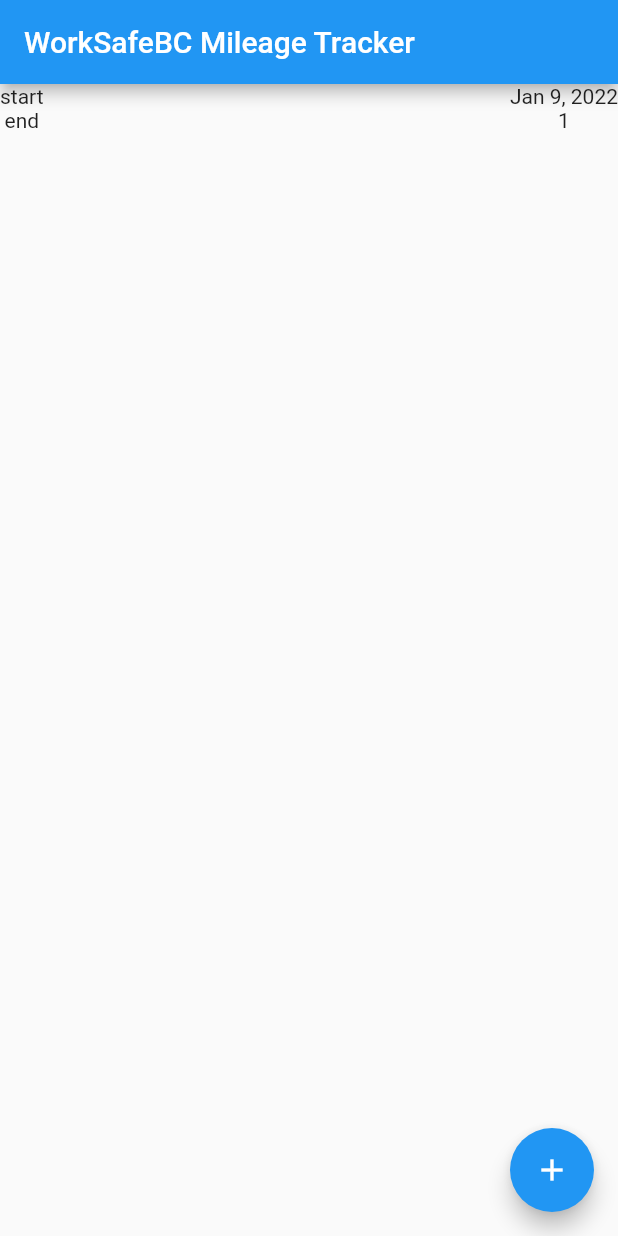
After one commit to SheaJanke/Mileage-Tracker, a Flutter app: the screen it shows after launch, after a tap on the "add" icon, on a phone screen of 412 x 824 dp. The commit adds this screen. Run offline on Flutter 3.47's test engine with Material 2 defaults, Android fonts, the light colour scheme and no system bars.

Commit message:
Starting to create trip list.

```diff
--- a/lib/DataTypes/trip.dart
+++ b/lib/DataTypes/trip.dart
@@ -4,9 +4,10 @@
 class Trip {
   DateTime _date;
   int _startKm, _endKm;
+  String _startAddress, _endAddress;
   TripReason _reason;
 
-  Trip(this._date, this._startKm, this._endKm, this._reason);
+  Trip(this._date, this._startKm, this._endKm, this._startAddress, this._endAddress, this._reason);
 
   int calcTripDistance() {
     return _endKm - _startKm;
@@ -36,6 +37,22 @@
     return _endKm;
   }
 
+  void setStartAddress(String startAddress) {
+    _startAddress = startAddress;
+  }
+
+  String getStartAddress() {
+    return _startAddress;
+  }
+
+  void setEndAddress(String endAddress) {
+    _endAddress = endAddress;
+  }
+
+  String getEndAddress() {
+    return _endAddress;
+  }
+
   void setReason(TripReason reason) {
     _reason = reason;
   }
@@ -54,6 +71,8 @@
       'startKm': _startKm,
       'endKm': _endKm,
       'reason': _reason.toString(),
+      'startAddress': _startAddress,
+      'endAddress': _endAddress,
     };
   }
 
@@ -61,5 +80,7 @@
     : _date = DateTime.parse(json['date']),
     _startKm = json['startKm'],
     _endKm = json['endKm'],
+    _startAddress = json['startAddress'],
+    _endAddress = json['endAddress'],
     _reason = TripReason.values.firstWhere((e) => e.toString() == json['reason']);
 }
--- a/lib/Pages/trip_list_page.dart
+++ b/lib/Pages/trip_list_page.dart
@@ -2,6 +2,7 @@
 import 'package:mileage_tracker/DataTypes/trip.dart';
 import 'package:mileage_tracker/DataTypes/trip_list.dart';
 import 'package:mileage_tracker/DataTypes/trip_reasons.dart';
+import 'package:mileage_tracker/Widgets/trip_list_widget.dart';
 import 'package:mileage_tracker/storage_manager.dart';
 
 class TripListPage extends StatefulWidget {
@@ -18,7 +19,6 @@
   void initState() {
     super.initState();
     StorageManager.getTripList().then((tripList) {
-      print('Finished loading');
       setState(() {
         _tripList = TripList(tripList);
       });
@@ -31,19 +31,20 @@
       appBar: AppBar(
         title: const Text('WorkSafeBC Mileage Tracker'),
       ),
-      body: (_tripList != null) ? ListView.builder(
-          itemCount: _tripList!.getNumTrips(),
-          itemBuilder: (BuildContext context, int index) {
-            return Text(_tripList!.getTripAtIndex(index).getDate().toString());
-          }) : const CircularProgressIndicator(),
+      body: (_tripList != null)
+          ? TripListWidget(_tripList!)
+          : const Center(
+              child: CircularProgressIndicator(),
+            ),
       floatingActionButton: FloatingActionButton(
-        onPressed: () {
-          _tripList!.addNewTrip(Trip(DateTime.now(), 0, 1, TripReason.buisness));
-          setState((){
-            _tripList = _tripList;
-          });
-        },
-      ),
+          onPressed: () {
+            _tripList!
+                .addNewTrip(Trip(DateTime.now(), 0, 1, 'start', 'end', TripReason.buisness));
+            setState(() {
+              _tripList = _tripList;
+            });
+          },
+          child: const Icon(Icons.add)),
     );
   }
 }
--- /dev/null
+++ b/lib/Widgets/trip_list_item.dart
@@ -0,0 +1,35 @@
+
+import 'package:flutter/cupertino.dart';
+import 'package:mileage_tracker/DataTypes/trip.dart';
+import 'package:intl/intl.dart';
+
+class TripListItem extends StatelessWidget {
+  final Trip _trip;
+  String _date;
+ // String test = DateFormat.yMMMEd()
+
+  TripListItem(Trip trip):
+    _trip = trip,
+    _date = DateFormat.yMMMd().format(trip.getDate());
+
+  @override
+  Widget build(BuildContext context) {
+    return Row(
+      children: [
+        Column(
+          children: [
+            Text(_trip.getStartAddress()),
+            Text(_trip.getEndAddress()),
+          ],
+        ),
+        const Spacer(),
+        Column(
+          children: [
+            Text(_date),
+            Text(_trip.calcTripDistance().toString()),
+          ],
+        ),
+      ],
+    );
+  }
+}
--- /dev/null
+++ b/lib/Widgets/trip_list_widget.dart
@@ -0,0 +1,19 @@
+import 'package:flutter/material.dart';
+import 'package:flutter/cupertino.dart';
+import 'package:mileage_tracker/DataTypes/trip_list.dart';
+import 'package:mileage_tracker/Widgets/trip_list_item.dart';
+
+class TripListWidget extends StatelessWidget {
+  final TripList _tripList;
+
+  TripListWidget(this._tripList);
+
+  @override
+  Widget build(BuildContext context) {
+    return ListView.builder(
+        itemCount: _tripList.getNumTrips(),
+        itemBuilder: (BuildContext context, int index) {
+          return TripListItem(_tripList.getTripAtIndex(index));
+        });
+  }
+}
--- a/pubspec.yaml
+++ b/pubspec.yaml
@@ -35,6 +35,7 @@
   # Use with the CupertinoIcons class for iOS style icons.
   cupertino_icons: ^1.0.2
   path_provider: ^2.0.8
+  intl: ^0.17.0
 
 dev_dependencies:
   flutter_test:
```
Also changed, not shown: pubspec.lock.
